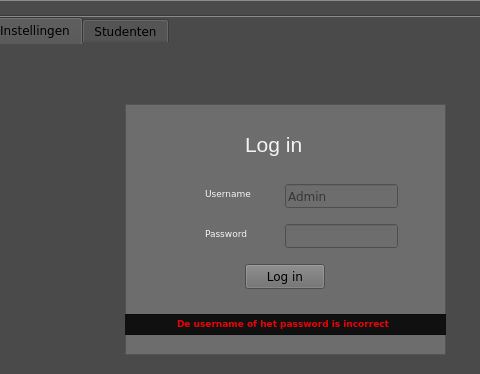
Before: the Qt Designer form EPUI/mainwindow.ui in LauraVanspauwen/ProjectEP, drawn with Qt 5; both pictures show x 105 to 585 and y 0 to 374 of the 800 by 480 pixel window.
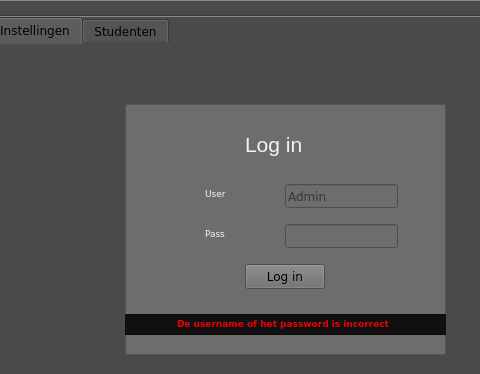
After: the same form once the commit is applied. Icons and pictures are not drawn.

Diff of the .ui file:
```diff
--- a/EPUI/mainwindow.ui
+++ b/EPUI/mainwindow.ui
@@ -251,7 +251,7 @@
           </font>
          </property>
          <property name="text">
-          <string>&lt;html&gt;&lt;head/&gt;&lt;body&gt;&lt;p&gt;&lt;span style=&quot; color:#f5f5f5;&quot;&gt;Username&lt;/span&gt;&lt;/p&gt;&lt;/body&gt;&lt;/html&gt;</string>
+          <string>&lt;html&gt;&lt;head/&gt;&lt;body&gt;&lt;p&gt;&lt;span style=&quot; color:#f5f5f5;&quot;&gt;User&lt;/span&gt;&lt;/p&gt;&lt;/body&gt;&lt;/html&gt;</string>
          </property>
         </widget>
         <widget class="QLabel" name="label_4">
@@ -270,7 +270,7 @@
           </font>
          </property>
          <property name="text">
-          <string>&lt;html&gt;&lt;head/&gt;&lt;body&gt;&lt;p&gt;&lt;span style=&quot; color:#f5f5f5;&quot;&gt;Password&lt;/span&gt;&lt;/p&gt;&lt;/body&gt;&lt;/html&gt;</string>
+          <string>&lt;html&gt;&lt;head/&gt;&lt;body&gt;&lt;p&gt;&lt;span style=&quot; color:#f5f5f5;&quot;&gt;Pass&lt;/span&gt;&lt;/p&gt;&lt;/body&gt;&lt;/html&gt;</string>
          </property>
         </widget>
         <widget class="QPushButton" name="Inloggen">
```
